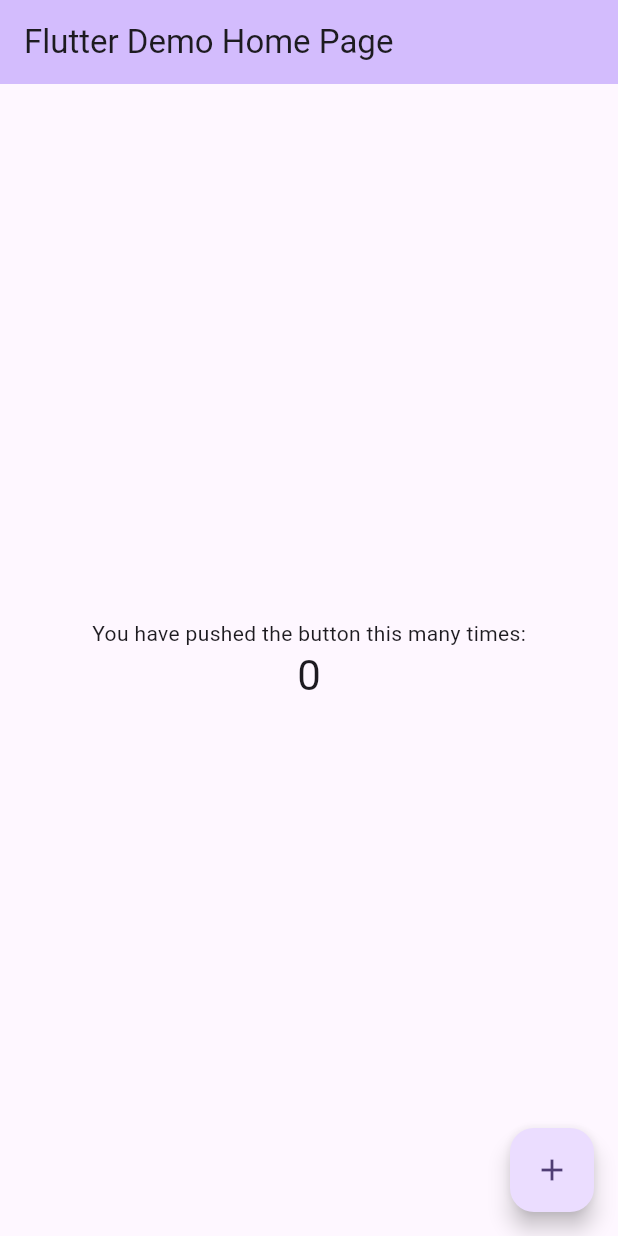
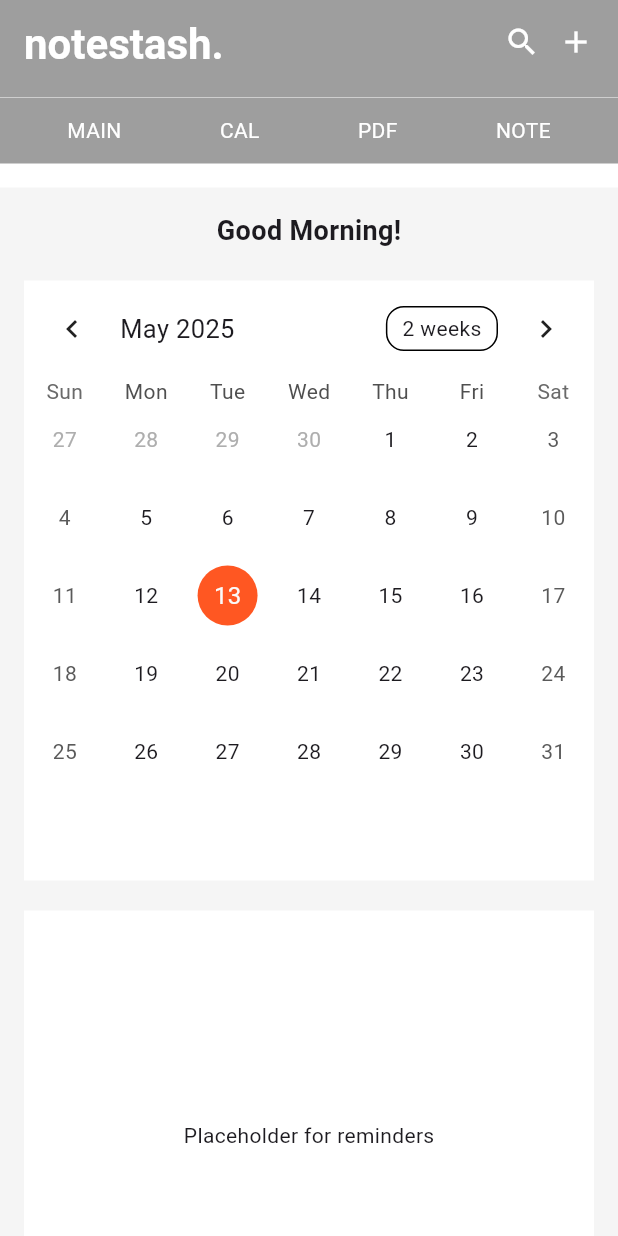
Before and after one commit to karsrc/notestash, a Flutter app: the screen it shows after launch, on a phone screen of 412 x 824 dp. Run offline on Flutter 3.47's test engine with Material 3 defaults, Android fonts, the phone set to English and light mode, and no system bars; drawn by our look-alikes of table_calendar.

Commit message:
Home Page design

```diff
--- a/analysis_options.yaml
+++ b/analysis_options.yaml
@@ -1,28 +1,11 @@
-# This file configures the analyzer, which statically analyzes Dart code to
-# check for errors, warnings, and lints.
-#
-# The issues identified by the analyzer are surfaced in the UI of Dart-enabled
-# IDEs (https://dart.dev/tools#ides-and-editors). The analyzer can also be
-# invoked from the command line by running `flutter analyze`.
-
-# The following line activates a set of recommended lints for Flutter apps,
-# packages, and plugins designed to encourage good coding practices.
 include: package:flutter_lints/flutter.yaml
 
 linter:
-  # The lint rules applied to this project can be customized in the
-  # section below to disable rules from the `package:flutter_lints/flutter.yaml`
-  # included above or to enable additional rules. A list of all available lints
-  # and their documentation is published at https://dart.dev/lints.
-  #
-  # Instead of disabling a lint rule for the entire project in the
-  # section below, it can also be suppressed for a single line of code
-  # or a specific dart file by using the `// ignore: name_of_lint` and
-  # `// ignore_for_file: name_of_lint` syntax on the line or in the file
-  # producing the lint.
   rules:
-    # avoid_print: false  # Uncomment to disable the `avoid_print` rule
-    # prefer_single_quotes: true  # Uncomment to enable the `prefer_single_quotes` rule
-
-# Additional information about this file can be found at
-# https://dart.dev/guides/language/analysis-options
+    avoid_print: false
+    prefer_const_constructors_in_immutables: false
+    prefer_const_constructors: false
+    prefer_const_literals_to_create_immutables: false
+    prefer_final_fields: false
+    unnecessary_breaks: true
+    use_key_in_widget_constructors: false
--- /dev/null
+++ b/devtools_options.yaml
@@ -0,0 +1,3 @@
+description: This file stores settings for Dart & Flutter DevTools.
+documentation: https://docs.flutter.dev/tools/devtools/extensions#configure-extension-enablement-states
+extensions:
--- a/lib/main.dart
+++ b/lib/main.dart
@@ -1,4 +1,5 @@
 import 'package:flutter/material.dart';
+import 'package:table_calendar/table_calendar.dart';
 
 void main() {
   runApp(const MyApp());
@@ -7,116 +8,116 @@ void main() {
 class MyApp extends StatelessWidget {
   const MyApp({super.key});
 
-  // This widget is the root of your application.
   @override
   Widget build(BuildContext context) {
     return MaterialApp(
-      title: 'Flutter Demo',
-      theme: ThemeData(
-        // This is the theme of your application.
-        //
-        // TRY THIS: Try running your application with "flutter run". You'll see
-        // the application has a purple toolbar. Then, without quitting the app,
-        // try changing the seedColor in the colorScheme below to Colors.green
-        // and then invoke "hot reload" (save your changes or press the "hot
-        // reload" button in a Flutter-supported IDE, or press "r" if you used
-        // the command line to start the app).
-        //
-        // Notice that the counter didn't reset back to zero; the application
-        // state is not lost during the reload. To reset the state, use hot
-        // restart instead.
-        //
-        // This works for code too, not just values: Most code changes can be
-        // tested with just a hot reload.
-        colorScheme: ColorScheme.fromSeed(seedColor: Colors.deepPurple),
-      ),
-      home: const MyHomePage(title: 'Flutter Demo Home Page'),
+      debugShowCheckedModeBanner: false,
+      home: const HomeScreen(),
     );
   }
 }
 
-class MyHomePage extends StatefulWidget {
-  const MyHomePage({super.key, required this.title});
-
-  // This widget is the home page of your application. It is stateful, meaning
-  // that it has a State object (defined below) that contains fields that affect
-  // how it looks.
-
-  // This class is the configuration for the state. It holds the values (in this
-  // case the title) provided by the parent (in this case the App widget) and
-  // used by the build method of the State. Fields in a Widget subclass are
-  // always marked "final".
-
-  final String title;
-
-  @override
-  State<MyHomePage> createState() => _MyHomePageState();
-}
-
-class _MyHomePageState extends State<MyHomePage> {
-  int _counter = 0;
-
-  void _incrementCounter() {
-    setState(() {
-      // This call to setState tells the Flutter framework that something has
-      // changed in this State, which causes it to rerun the build method below
-      // so that the display can reflect the updated values. If we changed
-      // _counter without calling setState(), then the build method would not be
-      // called again, and so nothing would appear to happen.
-      _counter++;
-    });
-  }
+class HomeScreen extends StatelessWidget {
+  const HomeScreen({super.key});
 
   @override
   Widget build(BuildContext context) {
-    // This method is rerun every time setState is called, for instance as done
-    // by the _incrementCounter method above.
-    //
-    // The Flutter framework has been optimized to make rerunning build methods
-    // fast, so that you can just rebuild anything that needs updating rather
-    // than having to individually change instances of widgets.
+    final greetings = DateTime.now().hour < 12
+        ? "Good Morning!"
+        : DateTime.now().hour < 18
+        ? "Good Afternoon!"
+        : "Good Evening!";
+
     return Scaffold(
-      appBar: AppBar(
-        // TRY THIS: Try changing the color here to a specific color (to
-        // Colors.amber, perhaps?) and trigger a hot reload to see the AppBar
-        // change color while the other colors stay the same.
-        backgroundColor: Theme.of(context).colorScheme.inversePrimary,
-        // Here we take the value from the MyHomePage object that was created by
-        // the App.build method, and use it to set our appbar title.
-        title: Text(widget.title),
-      ),
-      body: Center(
-        // Center is a layout widget. It takes a single child and positions it
-        // in the middle of the parent.
-        child: Column(
-          // Column is also a layout widget. It takes a list of children and
-          // arranges them vertically. By default, it sizes itself to fit its
-          // children horizontally, and tries to be as tall as its parent.
-          //
-          // Column has various properties to control how it sizes itself and
-          // how it positions its children. Here we use mainAxisAlignment to
-          // center the children vertically; the main axis here is the vertical
-          // axis because Columns are vertical (the cross axis would be
-          // horizontal).
-          //
-          // TRY THIS: Invoke "debug painting" (choose the "Toggle Debug Paint"
-          // action in the IDE, or press "p" in the console), to see the
-          // wireframe for each widget.
-          mainAxisAlignment: MainAxisAlignment.center,
-          children: <Widget>[
-            const Text('You have pushed the button this many times:'),
-            Text(
-              '$_counter',
-              style: Theme.of(context).textTheme.headlineMedium,
+      backgroundColor: Colors.white,
+      appBar: PreferredSize(
+        preferredSize: const Size.fromHeight(65),
+        child: AppBar(
+          backgroundColor: Colors.black38,
+          title: const Padding(
+            padding: EdgeInsets.only(top: 5),
+            child: Text(
+              "notestash.",
+              style: TextStyle(
+                color: Colors.white,
+                fontSize: 28,
+                fontWeight: FontWeight.bold,
+              ),
+            ),
+          ),
+          actions: const [
+            Padding(
+              padding: EdgeInsets.only(right: 12),
+              child: Icon(Icons.search, color: Colors.white),
+            ),
+            Padding(
+              padding: EdgeInsets.only(right: 16),
+              child: Icon(Icons.add, color: Colors.white),
             ),
           ],
         ),
       ),
-      floatingActionButton: FloatingActionButton(
-        onPressed: _incrementCounter,
-        tooltip: 'Increment',
-        child: const Icon(Icons.add),
-      ), // This trailing comma makes auto-formatting nicer for build methods.
+      body: SingleChildScrollView(
+        child: Column(
+          children: [
+            Container(
+              color: Colors.black38,
+              padding: const EdgeInsets.symmetric(horizontal: 12, vertical: 12),
+              child: Row(
+                mainAxisAlignment: MainAxisAlignment.spaceAround,
+                children: const [
+                  Text("MAIN", style: TextStyle(color: Colors.white)),
+                  Text("CAL", style: TextStyle(color: Colors.white)),
+                  Text("PDF", style: TextStyle(color: Colors.white)),
+                  Text("NOTE", style: TextStyle(color: Colors.white)),
+                ],
+              ),
+            ),
+            const SizedBox(height: 16),
+            Container(
+              width: double.infinity,
+              color: Colors.grey[100],
+              padding: const EdgeInsets.all(16),
+              child: Column(
+                children: [
+                  Text(
+                    greetings,
+                    style: const TextStyle(fontSize: 18, fontWeight: FontWeight.w600),
+                  ),
+                  const SizedBox(height: 20),
+                  Container(
+                    height: 400,
+                    color: Colors.white,
+                    child: TableCalendar(
+                      firstDay: DateTime.utc(2000, 1, 1),
+                      lastDay: DateTime.utc(2100, 12, 31),
+                      focusedDay: DateTime.now(),
+                      calendarStyle: const CalendarStyle(
+                        todayDecoration: BoxDecoration(
+                          color: Colors.deepOrange,
+                          shape: BoxShape.circle,
+                        ),
+                        selectedDecoration: BoxDecoration(
+                          color: Colors.black38,
+                          shape: BoxShape.circle,
+                        ),
+                      ),
+                    ),
+                  ),
+                  const SizedBox(height: 20),
+                  Container(
+                    height: 300,
+                    color: Colors.white,
+                    alignment: Alignment.center,
+                    child: const Text("Placeholder for reminders"),
+                  ),
+                  const SizedBox(height: 200),
+                ],
+              ),
+            ),
+          ],
+        ),
+      ),
     );
   }
 }
--- /dev/null
+++ b/lib/wyszukiwarka.dart
@@ -0,0 +1,21 @@
+import 'package:flutter/material.dart';
+
+class Wyszukiwarka extends StatelessWidget {
+  const Wyszukiwarka({super.key});
+
+  @override
+  Widget build(BuildContext context) {
+    return Scaffold(
+      appBar: AppBar(
+        title: Text("Wyszukiwarka"),
+        backgroundColor: Colors.black54,
+      ),
+      body: Center(
+        child: Text(
+          "Wyszukiwarka Placeholder",
+          style: TextStyle(fontSize: 24),
+        ),
+      ),
+    );
+  }
+}
```
Also changed, not shown: pubspec.yaml (+8 -70 lines), pubspec.lock.
